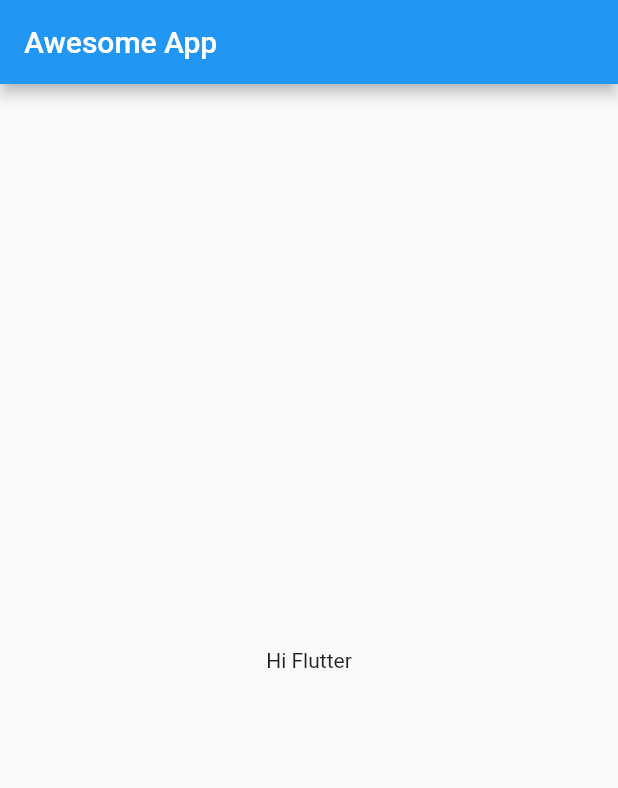
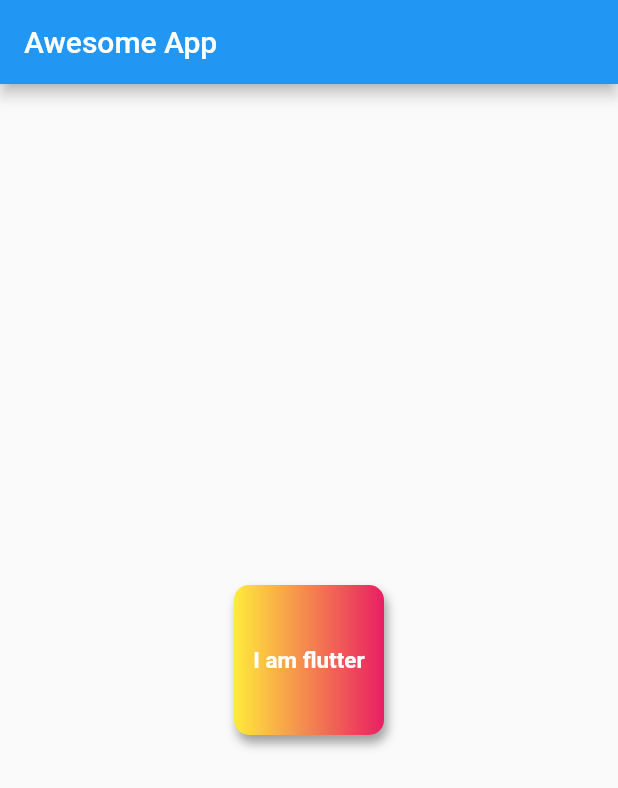
Before and after one commit to saikatmaity01/Flutter, a Flutter app: the screen it shows after launch, on a phone screen of 412 x 824 dp. Shown: the top 788 px of the screen. Run offline on Flutter 3.47's test engine with Material 2 defaults, Android fonts, the phone set to English and light mode, and no system bars.

Commit message:
Chapter 2 Container & Text completed

```diff
--- a/lib/main.dart
+++ b/lib/main.dart
@@ -1,14 +1,15 @@
 import 'package:flutter/material.dart';
 
-void main()
-{
-  runApp(MaterialApp(
-    title: "Awesome App",
-    home: HomePage(),
-  ),);
+void main() {
+  runApp(
+    MaterialApp(
+      title: "Awesome App",
+      home: HomePage(),
+    ),
+  );
 }
 
-class HomePage extends StatelessWidget{
+class HomePage extends StatelessWidget {
   @override
   Widget build(BuildContext context) {
     // TODO: implement build
@@ -16,10 +17,37 @@ class HomePage extends StatelessWidget{
       appBar: AppBar(
         title: Text("Awesome App"),
       ),
-      body: Container(
-        child: Center(child: Text("Hi Flutter")),
+      body: Center(
+        child: Container(
+          padding: const EdgeInsets.all(8),
+          alignment: Alignment.center,
+          width: 100,
+          height: 100,
+          decoration: BoxDecoration(
+            borderRadius: BorderRadius.circular(10),
+            boxShadow: [
+              BoxShadow(
+                color: Colors.grey,
+                blurRadius: 5,
+                offset: Offset(2.0, 5.0),
+              ),
+            ],
+            color: Colors.teal,
+            gradient: LinearGradient(
+              colors: [Colors.yellow, Colors.pink],
+            ),
+          ),
+          child: Text(
+            "I am flutter",
+            textAlign: TextAlign.center,
+            style: TextStyle(
+              color: Colors.white,
+              fontWeight: FontWeight.bold,
+              fontSize: 15,
+            ),
+          ),
+        ),
       ),
     );
   }
-
 }
```
